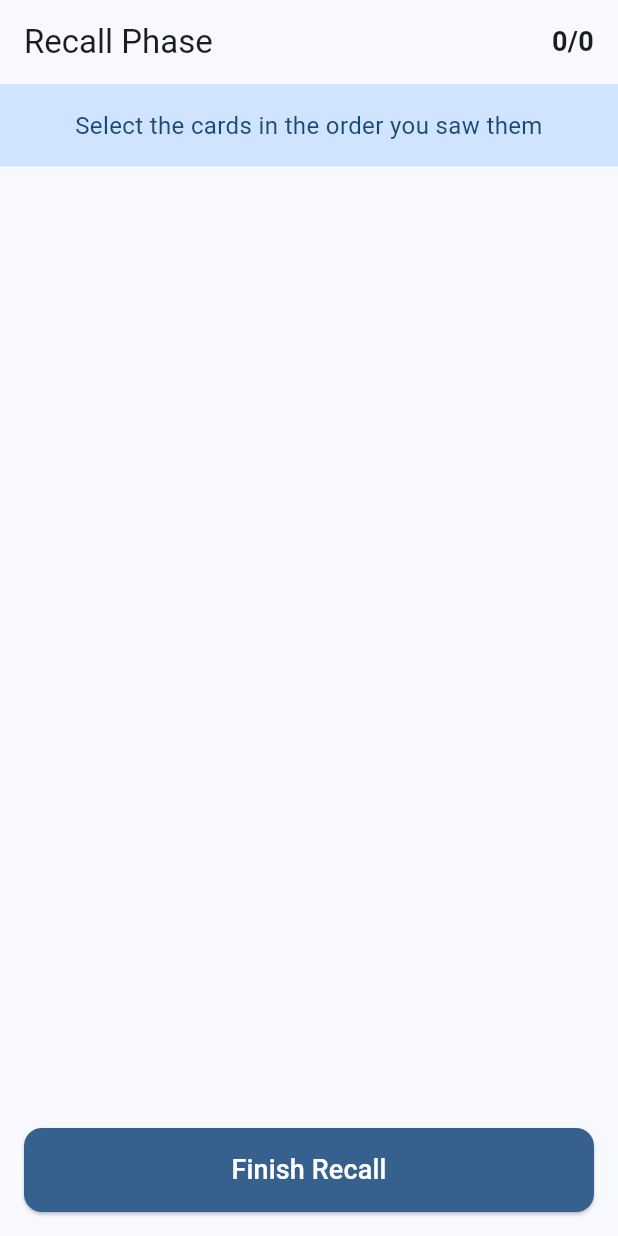
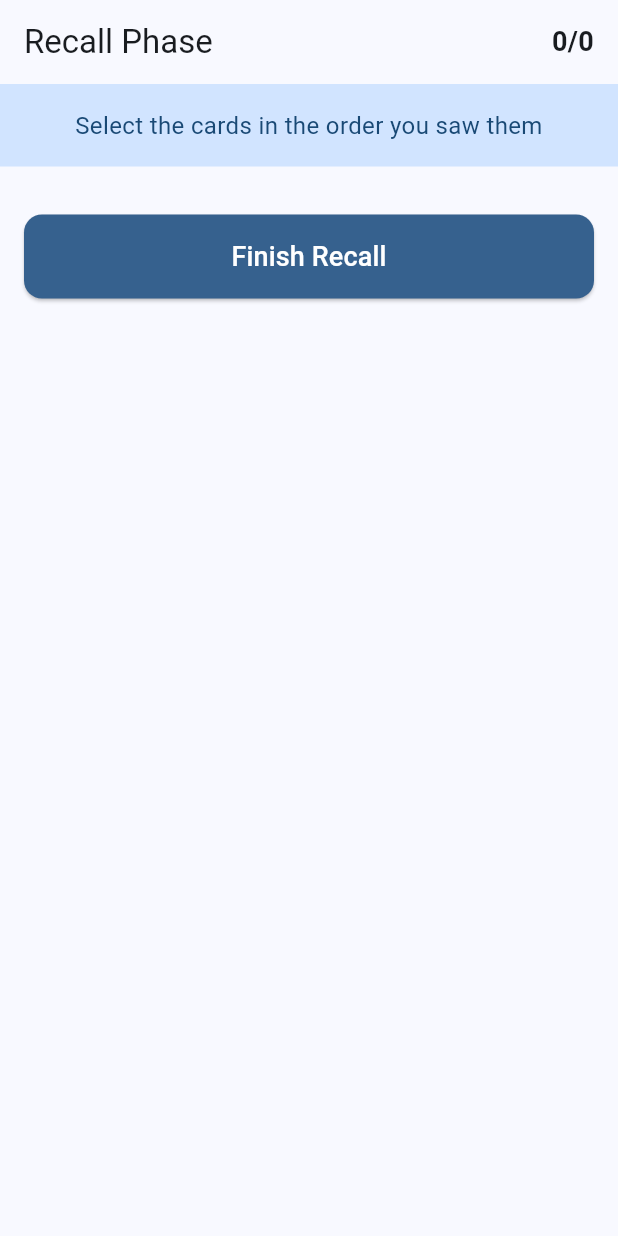
Before and after one commit to Soyadrul/DeckDash, a Flutter app: the RecallScreen screen opened directly with empty values, on a phone screen of 412 x 824 dp. Run offline on Flutter 3.47's test engine with Material 3 defaults, Android fonts, the phone set to English and light mode, and no system bars.

Commit message:
chore: Made the enire screen of Recall and Results page scrollable (SingleChildScrollView) + score panel (Recall screen) is a bit smaller

```diff
--- a/lib/screens/recall_screen.dart
+++ b/lib/screens/recall_screen.dart
@@ -157,6 +157,9 @@ class _RecallScreenState extends State<RecallScreen> {
       ),
       // SafeArea prevents content from being hidden by system UI
       body: SafeArea(
+        // CRITICAL FIX: Wrap the entire body in SingleChildScrollView
+        // This makes the whole screen scrollable when content is too tall
+        child: SingleChildScrollView(
           child: Column(
             children: [
               // Instructions banner at the top
@@ -176,29 +179,22 @@ class _RecallScreenState extends State<RecallScreen> {
                 ),
               ),
 
-            // Scrollable grid of card selectors
-            Expanded(
-              child: ListView.builder(
+              // UPDATED: Card selectors grid - no longer wrapped in Expanded
+              // Instead, we calculate the exact height needed
+              Padding(
                 padding: const EdgeInsets.all(16),
-                // Calculate number of rows needed
-                itemCount: (widget.correctCards.length / cardsPerRow).ceil(),
-                itemBuilder: (context, rowIndex) {
-                  return _buildCardRow(rowIndex, cardsPerRow, screenWidth);
-                },
+                child: Column(
+                  children: _buildAllCardRows(screenWidth, cardsPerRow),
                 ),
               ),
 
               // Finish button at the bottom
-            // Wrapped in SingleChildScrollView to handle keyboard
-            SingleChildScrollView(
-              reverse: true, // Keeps button visible when keyboard appears
-              child: Padding(
-                padding: EdgeInsets.only(
+              Padding(
+                padding: const EdgeInsets.only(
                   left: 16.0,
                   right: 16.0,
-                  top: 16.0,
-                  // Add padding for keyboard
-                  bottom: MediaQuery.of(context).viewInsets.bottom + 16.0,
+                  top: 0.0,
+                  bottom: 16.0,
                 ),
                 child: SizedBox(
                   width: double.infinity,
@@ -219,15 +215,26 @@ class _RecallScreenState extends State<RecallScreen> {
                   ),
                 ),
               ),
+            ],
           ),
-          ],
         ),
       ),
     );
   }
 
+  // NEW METHOD: Builds all card rows at once instead of using ListView.builder
+  // This allows the SingleChildScrollView to handle all scrolling
+  List<Widget> _buildAllCardRows(double screenWidth, int cardsPerRow) {
+    // Calculate total number of rows needed
+    final totalRows = (widget.correctCards.length / cardsPerRow).ceil();
+
+    // Build a list of all row widgets
+    return List.generate(totalRows, (rowIndex) {
+      return _buildCardRow(rowIndex, cardsPerRow, screenWidth);
+    });
+  }
+
   // Builds a single row of card selectors
-  // Now accepts screenWidth to calculate fixed card width
   Widget _buildCardRow(int rowIndex, int cardsPerRow, double screenWidth) {
     // Calculate which cards belong in this row
     final startIndex = rowIndex * cardsPerRow;
```
Also changed, not shown: lib/screens/results_screen.dart (+35 -27 lines). Lines whose indentation alone changed are shown as unchanged.
